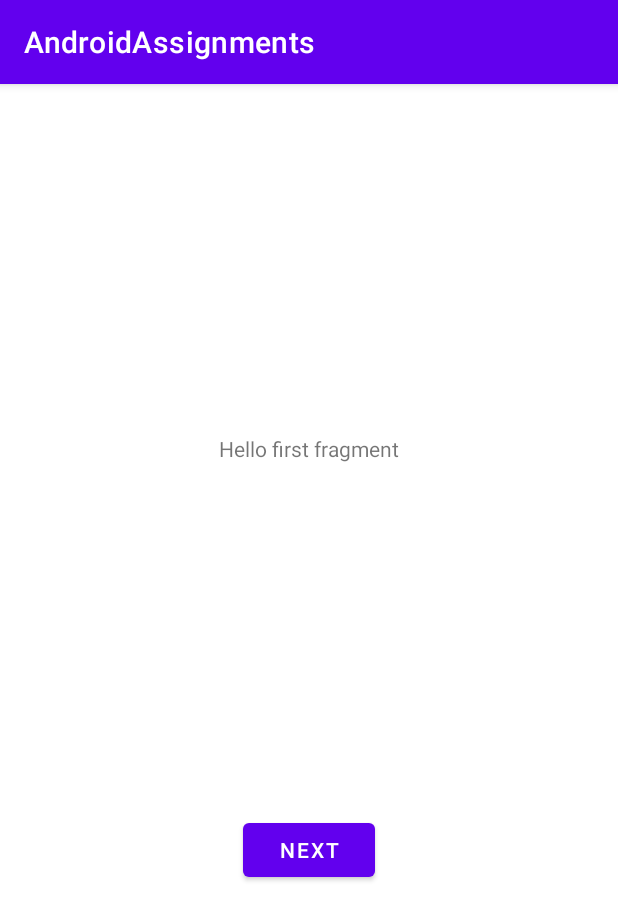
After one commit to OrthogonalStar/AndroidAssignments, an Android app: the fragment FirstFragment shown on its own in the app's theme, on a phone screen of 412 x 824 dp. The commit adds this screen. Shown: the top 920 px of the screen. Run offline under Robolectric (Android 15) with nearby library versions, the phone set to English and light mode, and no system bars.

Commit message:
Finished Assignment2 part 4 (previous commits were 1 part too high)

```diff
--- a/app/build.gradle
+++ b/app/build.gradle
@@ -26,6 +26,9 @@ android {
         sourceCompatibility JavaVersion.VERSION_1_8
         targetCompatibility JavaVersion.VERSION_1_8
     }
+    buildFeatures {
+        viewBinding true
+    }
 }
 
 dependencies {
@@ -33,6 +36,8 @@ dependencies {
     implementation 'androidx.appcompat:appcompat:1.2.0'
     implementation 'com.google.android.material:material:1.3.0'
     implementation 'androidx.constraintlayout:constraintlayout:2.0.4'
+    implementation 'androidx.navigation:navigation-fragment:2.3.0'
+    implementation 'androidx.navigation:navigation-ui:2.3.0'
     testImplementation 'junit:junit:4.+'
     androidTestImplementation 'androidx.test.ext:junit:1.1.2'
     androidTestImplementation 'androidx.test.espresso:espresso-core:3.3.0'
--- /dev/null
+++ b/app/src/main/java/com/example/androidassignments/assignment2/FirstFragment.java
@@ -0,0 +1,48 @@
+package com.example.androidassignments.assignment2;
+
+import android.os.Bundle;
+import android.view.LayoutInflater;
+import android.view.View;
+import android.view.ViewGroup;
+
+import androidx.annotation.NonNull;
+import androidx.fragment.app.Fragment;
+import androidx.navigation.fragment.NavHostFragment;
+
+import com.example.androidassignments.R;
+import com.example.androidassignments.databinding.FragmentFirstBinding;
+
+public class FirstFragment extends Fragment {
+
+    private FragmentFirstBinding binding;
+
+    @Override
+    public View onCreateView(
+            LayoutInflater inflater, ViewGroup container,
+            Bundle savedInstanceState
+    ) {
+
+        binding = FragmentFirstBinding.inflate(inflater, container, false);
+        return binding.getRoot();
+
+    }
+
+    public void onViewCreated(@NonNull View view, Bundle savedInstanceState) {
+        super.onViewCreated(view, savedInstanceState);
+
+        binding.buttonFirst.setOnClickListener(new View.OnClickListener() {
+            @Override
+            public void onClick(View view) {
+                NavHostFragment.findNavController(FirstFragment.this)
+                        .navigate(R.id.action_FirstFragment_to_SecondFragment);
+            }
+        });
+    }
+
+    @Override
+    public void onDestroyView() {
+        super.onDestroyView();
+        binding = null;
+    }
+
+}
--- a/app/src/main/res/layout/activity_main.xml
+++ b/app/src/main/res/layout/activity_main.xml
@@ -28,5 +28,11 @@
         android:layout_height="wrap_content"
         android:text="@string/chat_button_text" />
 
+    <Button
+        android:id="@+id/toolbar_button"
+        android:layout_width="wrap_content"
+        android:layout_height="wrap_content"
+        android:text="@string/toolbar_button_text"/>
+
 
 </LinearLayout>
--- /dev/null
+++ b/app/src/main/res/layout/fragment_first.xml
@@ -0,0 +1,28 @@
+<?xml version="1.0" encoding="utf-8"?>
+<androidx.constraintlayout.widget.ConstraintLayout xmlns:android="http://schemas.android.com/apk/res/android"
+    xmlns:app="http://schemas.android.com/apk/res-auto"
+    xmlns:tools="http://schemas.android.com/tools"
+    android:layout_width="match_parent"
+    android:layout_height="match_parent"
+    tools:context=".assignment2.FirstFragment">
+
+    <TextView
+        android:id="@+id/textview_first"
+        android:layout_width="wrap_content"
+        android:layout_height="wrap_content"
+        android:text="@string/hello_first_fragment"
+        app:layout_constraintBottom_toTopOf="@id/button_first"
+        app:layout_constraintEnd_toEndOf="parent"
+        app:layout_constraintStart_toStartOf="parent"
+        app:layout_constraintTop_toTopOf="parent" />
+
+    <Button
+        android:id="@+id/button_first"
+        android:layout_width="wrap_content"
+        android:layout_height="wrap_content"
+        android:text="@string/next"
+        app:layout_constraintBottom_toBottomOf="parent"
+        app:layout_constraintEnd_toEndOf="parent"
+        app:layout_constraintStart_toStartOf="parent"
+        app:layout_constraintTop_toBottomOf="@id/textview_first" />
+</androidx.constraintlayout.widget.ConstraintLayout>
--- /dev/null
+++ b/app/src/main/res/values/dimens.xml
@@ -0,0 +1,3 @@
+<resources>
+    <dimen name="fab_margin">16dp</dimen>
+</resources>
--- a/app/src/main/res/values/themes.xml
+++ b/app/src/main/res/values/themes.xml
@@ -13,4 +13,13 @@
         <item name="android:statusBarColor" tools:targetApi="l">?attr/colorPrimaryVariant</item>
         <!-- Customize your theme here. -->
     </style>
+
+    <style name="Theme.AndroidAssignments.NoActionBar">
+        <item name="windowActionBar">false</item>
+        <item name="windowNoTitle">true</item>
+    </style>
+
+    <style name="Theme.AndroidAssignments.AppBarOverlay" parent="ThemeOverlay.AppCompat.Dark.ActionBar" />
+
+    <style name="Theme.AndroidAssignments.PopupOverlay" parent="ThemeOverlay.AppCompat.Light" />
 </resources>
```
Also changed, not shown: app/src/main/AndroidManifest.xml (+7 -3 lines), app/src/main/java/com/example/androidassignments/MainActivity.java (+13 -1 lines), app/src/main/java/com/example/androidassignments/assignment2/SecondFragment.java (added, +48 -0 lines), app/src/main/java/com/example/androidassignments/assignment2/TestToolbar.java (added, +132 -0 lines), app/src/main/res/layout/activity_test_toolbar.xml (added, +34 -0 lines), app/src/main/res/layout/content_test_toolbar.xml (added, +19 -0 lines), app/src/main/res/layout/custom_dialog.xml (added, +23 -0 lines), app/src/main/res/layout/fragment_second.xml (added, +27 -0 lines), app/src/main/res/menu/toolbar_menu.xml (added, +26 -0 lines), app/src/main/res/values/strings.xml (+17 -0 lines), app/src/main/res/drawable/biotech.png (added), app/src/main/res/drawable/infinity.png (added), app/src/main/res/drawable/insect.png (added), app/src/main/res/drawable/library.png (added), 1 other file.
